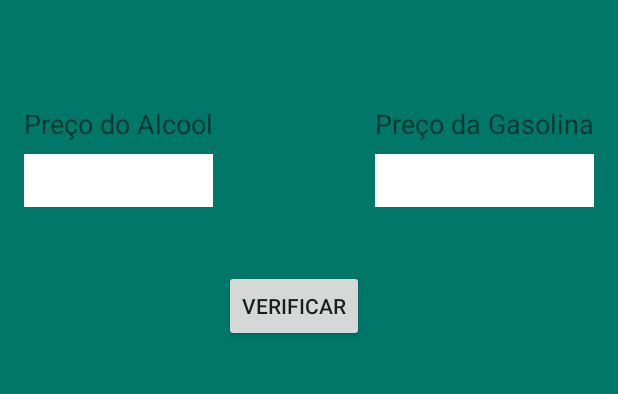
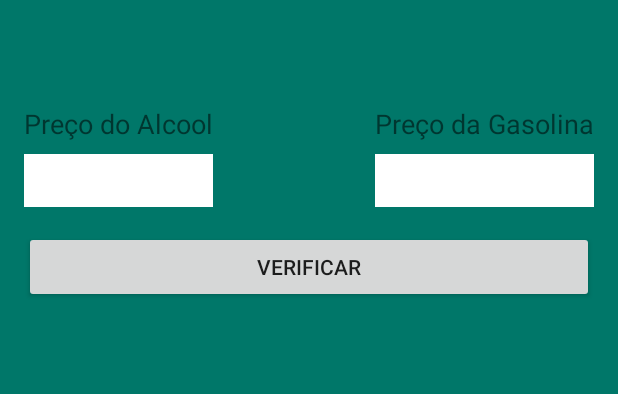
Before and after one commit to inhandui/alcoolougasolina-15apps, an Android app: the screen it shows after launch (MainActivity), on a phone screen of 412 x 824 dp, the part 255-649 px from its top. Run offline under Robolectric (Android 15) with nearby library versions, the phone set to English and light mode, and no system bars.

Commit message:
Change button design and position to match project requirement.

```diff
--- a/app/src/main/res/layout/activity_main.xml
+++ b/app/src/main/res/layout/activity_main.xml
@@ -69,12 +69,12 @@
 
     <Button
         android:id="@+id/btn_verificar"
-        android:layout_width="wrap_content"
+        android:layout_width="0dp"
         android:layout_height="wrap_content"
-        android:layout_marginTop="180dp"
+        android:layout_marginTop="16dp"
         android:text="@string/btn_verificar"
-        app:layout_constraintEnd_toStartOf="@+id/editText3"
-        app:layout_constraintStart_toEndOf="@+id/editText"
-        app:layout_constraintTop_toBottomOf="@+id/imageView" />
+        app:layout_constraintEnd_toEndOf="@+id/editText3"
+        app:layout_constraintStart_toStartOf="@+id/editText"
+        app:layout_constraintTop_toBottomOf="@+id/editText" />
 
 </androidx.constraintlayout.widget.ConstraintLayout>
```
